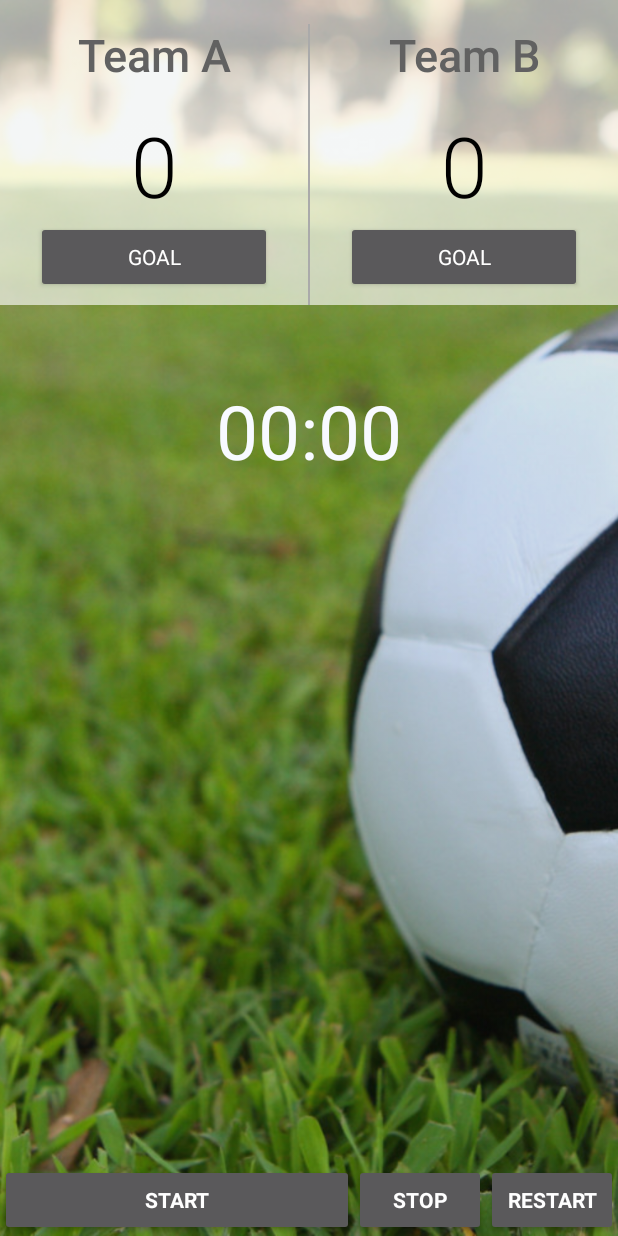
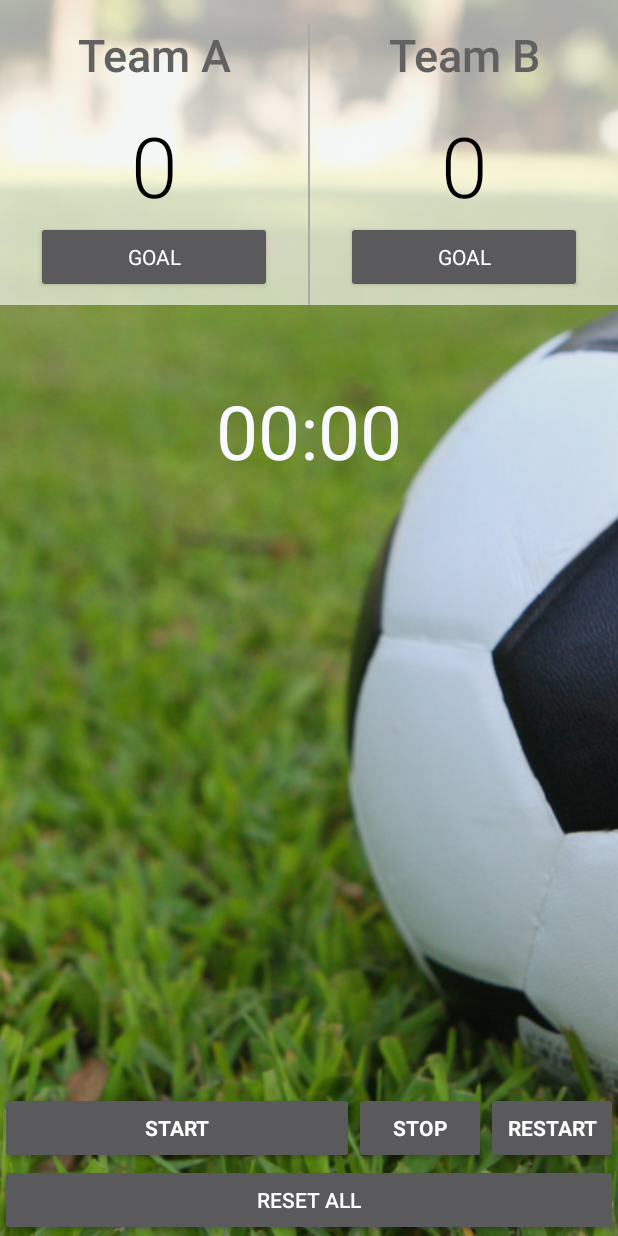
Before and after one commit to xR86/java-stuff, an Android app: the screen it shows after launch (MainActivity), on a phone screen of 412 x 824 dp. Run offline under Robolectric (Android 15) with nearby library versions, the phone set to English and light mode, and no system bars.

Commit message:
refactored android court counter app - layout, values and java

```diff
--- a/Android-CourtCounter/app/src/main/res/layout/activity_main.xml
+++ b/Android-CourtCounter/app/src/main/res/layout/activity_main.xml
@@ -38,17 +38,11 @@
                 android:text="0" />
 
             <ScrollView
-                android:layout_width="match_parent"
-                android:layout_height="wrap_content"
                 android:id="@+id/goal_board_team_A_wrapper"
-                android:scrollbars="vertical"
-                android:fadeScrollbars="false">
+                style="@style/GoalBoardWrapperStyle">
                 <LinearLayout
-                android:background="#92767676"
-                android:layout_width="match_parent"
-                android:layout_height="match_parent"
                     android:id="@+id/goal_board_team_A"
-                android:orientation="vertical">
+                    style="@style/GoalBoardStyle">
                     <!--<TextView-->
                         <!--style="@style/GoalMinuteStyle"-->
                         <!--android:text="55'"-->
@@ -76,7 +70,7 @@
 
         <LinearLayout
             android:layout_width="0dp"
-            android:layout_height="match_parent"
+            android:layout_height="wrap_content"
             android:layout_weight="1"
             android:orientation="vertical">
 
@@ -88,6 +82,15 @@
                 android:id="@+id/team_b_score"
                 style="@style/GoalCounterStyle"
                 android:text="0"/>
+
+            <ScrollView
+                android:id="@+id/goal_board_team_B_wrapper"
+                style="@style/GoalBoardWrapperStyle">
+                <LinearLayout
+                    android:id="@+id/goal_board_team_B"
+                    style="@style/GoalBoardStyle">
+                </LinearLayout>
+            </ScrollView>
 
             <Button
                 style="@style/GoalButtonStyle"
@@ -107,10 +110,20 @@
         android:layout_marginTop="50dp"
         android:text="Chronometer" />
 
+    <Button
+        android:id="@+id/reset_all"
+        android:layout_alignParentBottom="true"
+        android:layout_height="wrap_content"
+        android:layout_width="match_parent"
+        android:text="Reset All"
+        android:onClick="reset" />
+
     <LinearLayout
+        android:layout_above="@id/reset_all"
+        android:id="@+id/chron_ctrl_buttons"
         android:layout_width="match_parent"
         android:layout_height="wrap_content"
-        android:layout_alignParentBottom="true">
+        >
 
         <Button
             style="@style/ChronometerButtonStyle"
@@ -127,26 +140,5 @@
             style="@style/ChronometerButtonStyle"
             android:text="Restart"
             android:onClick="restart" />
-
-        <!--<Button-->
-        <!--android:id="@+id/button4"-->
-        <!--android:layout_width="wrap_content"-->
-        <!--android:layout_height="wrap_content"-->
-        <!--android:layout_below="@+id/button3"-->
-        <!--android:layout_centerHorizontal="true"-->
-        <!--android:layout_marginTop="10dp"-->
-        <!--android:onClick="set"-->
-        <!--android:text="Set Format" />-->
-
-        <!--<Button-->
-        <!--android:id="@+id/button5"-->
-        <!--android:layout_width="wrap_content"-->
-        <!--android:layout_height="wrap_content"-->
-        <!--android:layout_below="@+id/button4"-->
-        <!--android:layout_centerHorizontal="true"-->
-        <!--android:layout_marginTop="10dp"-->
-        <!--android:onClick="clear"-->
-        <!--android:text="Clear Format" />-->
     </LinearLayout>
-
 </RelativeLayout>
--- a/Android-CourtCounter/app/src/main/res/values/colors.xml
+++ b/Android-CourtCounter/app/src/main/res/values/colors.xml
@@ -3,4 +3,9 @@
     <color name="colorPrimary">#3F51B5</color>
     <color name="colorPrimaryDark">#303F9F</color>
     <color name="colorAccent">#FF4081</color>
+
+    <!-- Custom colors -->
+    <color name="colorTeamTextView">#616161</color>
+    <color name="colorCounter">#000</color>
+    <color name="colorGoalBoard">#92767676</color>
 </resources>
--- a/Android-CourtCounter/app/src/main/res/values/dimens.xml
+++ b/Android-CourtCounter/app/src/main/res/values/dimens.xml
@@ -2,4 +2,9 @@
     <!-- Default screen margins, per the Android Design guidelines. -->
     <dimen name="activity_horizontal_margin">16dp</dimen>
     <dimen name="activity_vertical_margin">16dp</dimen>
+
+    <!-- Custom dimens -->
+    <dimen name="team_TextView_textSize">30sp</dimen>
+    <dimen name="team_counter_textSize">56sp</dimen>
+    <dimen name="goal_minute_textSize">20sp</dimen>
 </resources>
--- a/Android-CourtCounter/app/src/main/res/values/styles.xml
+++ b/Android-CourtCounter/app/src/main/res/values/styles.xml
@@ -1,5 +1,4 @@
 <resources>
-
     <!-- Base application theme. -->
     <style name="AppTheme" parent="Theme.AppCompat.NoActionBar">
         <!-- Customize your theme here. -->
@@ -17,8 +16,29 @@
         <item name="android:gravity">center</item>
         <item name="android:padding">16dp</item>
 
-        <item name="android:textColor">#616161</item>
-        <item name="android:textSize">30sp</item>
+        <item name="android:textColor">@color/colorTeamTextView</item>
+        <item name="android:textSize">@dimen/team_TextView_textSize</item>
+    </style>
+    <style name="GoalCounterStyle" parent="AppTheme">
+        <item name="android:layout_width">match_parent</item>
+        <item name="android:layout_height">wrap_content</item>
+        <item name="android:fontFamily">sans-serif-light</item>
+        <item name="android:gravity">center</item>
+
+        <item name="android:textColor">@color/colorCounter</item>
+        <item name="android:textSize">@dimen/team_counter_textSize</item>
+    </style>
+    <style name="GoalBoardWrapperStyle" parent="AppTheme">
+        <item name="android:layout_width">match_parent</item>
+        <item name="android:layout_height">wrap_content</item>
+        <item name="android:scrollbars">vertical</item>
+        <item name="android:fadeScrollbars">false</item>
+    </style>
+    <style name="GoalBoardStyle" parent="AppTheme">
+        <item name="android:layout_width">match_parent</item>
+        <item name="android:layout_height">match_parent</item>
+        <item name="android:orientation">vertical</item>
+        <item name="android:background">@color/colorGoalBoard</item>
     </style>
     <style name="GoalMinuteStyle" parent="AppTheme">
         <item name="android:layout_width">match_parent</item>
@@ -26,16 +46,7 @@
         <item name="android:layout_weight">4</item>
         <item name="android:gravity">end</item>
         <item name="android:paddingRight">10dp</item>
-        <item name="android:textSize">20sp</item>
-    </style>
-    <style name="GoalCounterStyle" parent="AppTheme">
-        <item name="android:layout_width">match_parent</item>
-        <item name="android:layout_height">wrap_content</item>
-        <item name="android:fontFamily">sans-serif-light</item>
-        <item name="android:gravity">center</item>
-
-        <item name="android:textColor">#000</item>
-        <item name="android:textSize">56sp</item>
+        <item name="android:textSize">@dimen/goal_minute_textSize</item>
     </style>
     <style name="GoalButtonStyle" parent="AppTheme">
         <item name="android:layout_width">match_parent</item>
```
Also changed, not shown: Android-CourtCounter/app/src/main/java/io/github/xr86/courtcounter/MainActivity.java (+55 -15 lines), 1 other file. Lines whose indentation alone changed are shown as unchanged.
